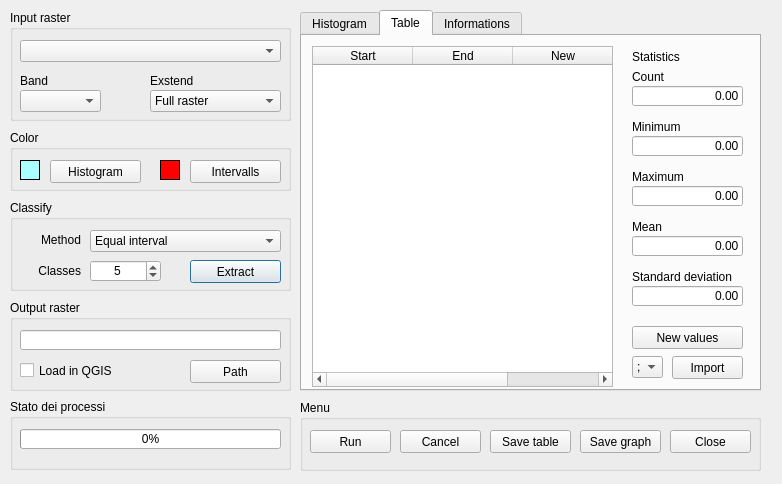
Before: the Qt Designer form raster_reclassifier_dialog_base.ui in drFaustino/Raster_Reclassifier, drawn with Qt 5.
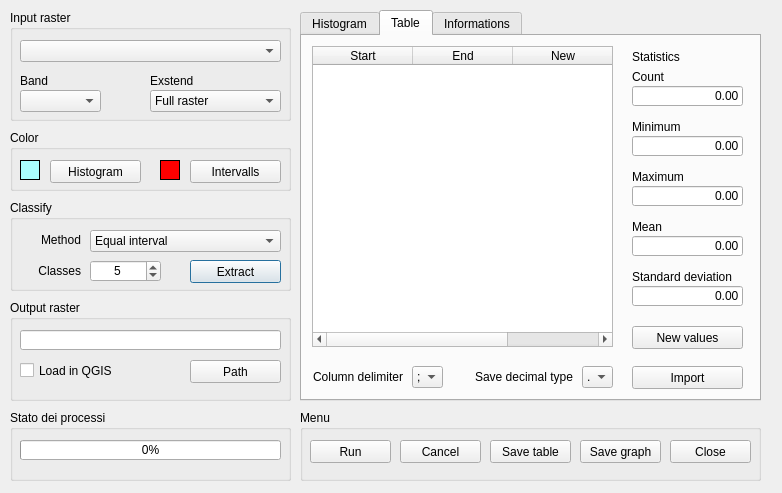
After: the same form once the commit is applied. The open tabs and pages were chosen to show the change.

The edit to the form file:
```diff
--- a/raster_reclassifier_dialog_base.ui
+++ b/raster_reclassifier_dialog_base.ui
@@ -7,7 +7,7 @@
     <x>0</x>
     <y>0</y>
     <width>782</width>
-    <height>484</height>
+    <height>493</height>
    </rect>
   </property>
   <property name="windowTitle">
@@ -212,7 +212,7 @@
      <x>10</x>
      <y>300</y>
      <width>281</width>
-     <height>91</height>
+     <height>101</height>
     </rect>
    </property>
    <property name="title">
@@ -267,7 +267,7 @@
      <x>300</x>
      <y>10</y>
      <width>461</width>
-     <height>381</height>
+     <height>391</height>
     </rect>
    </property>
    <property name="currentIndex">
@@ -310,7 +310,7 @@
        <x>10</x>
        <y>10</y>
        <width>301</width>
-       <height>341</height>
+       <height>301</height>
       </rect>
      </property>
      <column>
@@ -523,9 +523,9 @@
     <widget class="QPushButton" name="pushButton_import">
      <property name="geometry">
       <rect>
-       <x>370</x>
-       <y>320</y>
-       <width>71</width>
+       <x>330</x>
+       <y>330</y>
+       <width>111</width>
        <height>23</height>
       </rect>
      </property>
@@ -536,8 +536,8 @@
     <widget class="QComboBox" name="comboBox_col_delim">
      <property name="geometry">
       <rect>
-       <x>330</x>
-       <y>320</y>
+       <x>110</x>
+       <y>330</y>
        <width>31</width>
        <height>22</height>
       </rect>
@@ -576,6 +576,58 @@
       <string>New values</string>
      </property>
     </widget>
+    <widget class="QLabel" name="label_13">
+     <property name="geometry">
+      <rect>
+       <x>10</x>
+       <y>330</y>
+       <width>91</width>
+       <height>21</height>
+      </rect>
+     </property>
+     <property name="text">
+      <string>Column delimiter</string>
+     </property>
+     <property name="alignment">
+      <set>Qt::AlignRight|Qt::AlignTrailing|Qt::AlignVCenter</set>
+     </property>
+    </widget>
+    <widget class="QLabel" name="label_14">
+     <property name="geometry">
+      <rect>
+       <x>150</x>
+       <y>330</y>
+       <width>121</width>
+       <height>21</height>
+      </rect>
+     </property>
+     <property name="text">
+      <string>Save decimal type</string>
+     </property>
+     <property name="alignment">
+      <set>Qt::AlignRight|Qt::AlignTrailing|Qt::AlignVCenter</set>
+     </property>
+    </widget>
+    <widget class="QComboBox" name="comboBox_decimals">
+     <property name="geometry">
+      <rect>
+       <x>280</x>
+       <y>330</y>
+       <width>31</width>
+       <height>22</height>
+      </rect>
+     </property>
+     <item>
+      <property name="text">
+       <string>.</string>
+      </property>
+     </item>
+     <item>
+      <property name="text">
+       <string>,</string>
+      </property>
+     </item>
+    </widget>
    </widget>
    <widget class="QWidget" name="tab_3">
     <attribute name="title">
@@ -688,7 +740,7 @@
    <property name="geometry">
     <rect>
      <x>300</x>
-     <y>400</y>
+     <y>410</y>
      <width>461</width>
      <height>71</height>
     </rect>
@@ -766,7 +818,7 @@
    <property name="geometry">
     <rect>
      <x>10</x>
-     <y>399</y>
+     <y>410</y>
      <width>281</width>
      <height>71</height>
     </rect>
```
Left out of the diff: 6 changed lines with no effect on the pictures.
